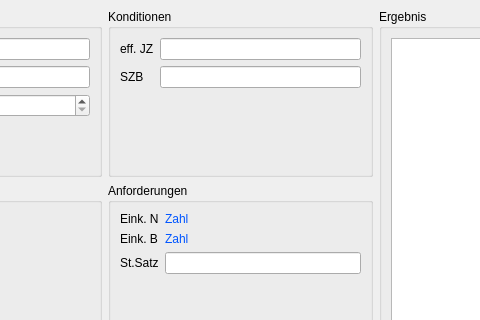
superplan/zinsrechner, file zinsrechner/view/main.ui: the form before one commit; both pictures show x 172 to 652 and y 0 to 320 of the 840 by 639 pixel window.
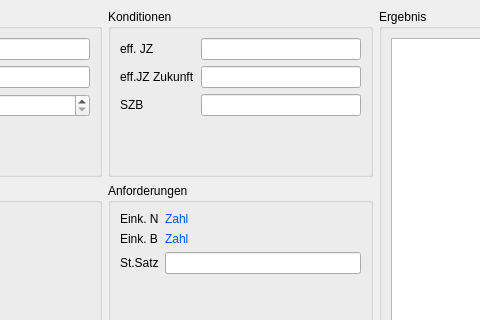
The form after the commit.

The edit to the form file:
```diff
--- a/zinsrechner/view/main.ui
+++ b/zinsrechner/view/main.ui
@@ -251,13 +251,23 @@
         <widget class="QLineEdit" name="lineEditJZ"/>
        </item>
        <item row="1" column="0">
+        <widget class="QLabel" name="labelJZZ">
+         <property name="text">
+          <string>eff.JZ Zukunft</string>
+         </property>
+        </widget>
+       </item>
+       <item row="1" column="1">
+        <widget class="QLineEdit" name="lineEditJZZ"/>
+       </item>
+       <item row="2" column="0">
         <widget class="QLabel" name="labelSZB">
          <property name="text">
           <string>SZB</string>
          </property>
         </widget>
        </item>
-       <item row="1" column="1">
+       <item row="2" column="1">
         <widget class="QLineEdit" name="lineEditSZB"/>
        </item>
       </layout>
```
